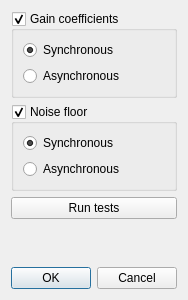
Above: testsuite.ui from stepankuzmin/mole before the change. Below: the same form after it.
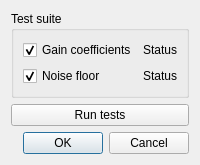
That is the form after the change.

The edit to the form file:
```diff
--- a/testsuite.ui
+++ b/testsuite.ui
@@ -6,8 +6,8 @@
    <rect>
     <x>0</x>
     <y>0</y>
-    <width>178</width>
-    <height>300</height>
+    <width>180</width>
+    <height>163</height>
    </rect>
   </property>
   <property name="windowTitle">
@@ -17,55 +17,40 @@
    <item>
     <widget class="QGroupBox" name="testGainCoefficientsGroupBox">
      <property name="title">
-      <string>Gain coefficients</string>
+      <string>Test suite</string>
      </property>
-     <property name="checkable">
-      <bool>true</bool>
-     </property>
-     <layout class="QVBoxLayout" name="verticalLayout">
-      <item>
-       <widget class="QRadioButton" name="testGainCoefficientsSyncRadioButton">
+     <layout class="QFormLayout" name="formLayout">
+      <item row="0" column="0">
+       <widget class="QCheckBox" name="testGainCoefficientsCheckBox">
         <property name="text">
-         <string>Synchronous</string>
+         <string>Gain coefficients</string>
         </property>
         <property name="checked">
          <bool>true</bool>
         </property>
        </widget>
       </item>
-      <item>
-       <widget class="QRadioButton" name="testGainCoefficientsAsyncRadioButton">
+      <item row="0" column="1">
+       <widget class="QLabel" name="testGainCoefficientsLabel">
         <property name="text">
-         <string>Asynchronous</string>
+         <string>Status</string>
         </property>
        </widget>
       </item>
-     </layout>
-    </widget>
-   </item>
-   <item>
-    <widget class="QGroupBox" name="testNoiseFloorGroupBox">
-     <property name="title">
-      <string>Noise floor</string>
-     </property>
-     <property name="checkable">
-      <bool>true</bool>
-     </property>
-     <layout class="QVBoxLayout" name="verticalLayout_3">
-      <item>
-       <widget class="QRadioButton" name="testNoiseFloorSyncRadioButton">
+      <item row="1" column="0">
+       <widget class="QCheckBox" name="testNoiseFloorCheckBox">
         <property name="text">
-         <string>Synchronous</string>
+         <string>Noise floor</string>
         </property>
         <property name="checked">
          <bool>true</bool>
         </property>
        </widget>
       </item>
-      <item>
-       <widget class="QRadioButton" name="testNoiseFloorAsyncRadioButton">
+      <item row="1" column="1">
+       <widget class="QLabel" name="testNoiseFloorLabel">
         <property name="text">
-         <string>Asynchronous</string>
+         <string>Status</string>
         </property>
        </widget>
       </item>
```
Left out of the diff: 2 changed lines with no effect on the pictures.
